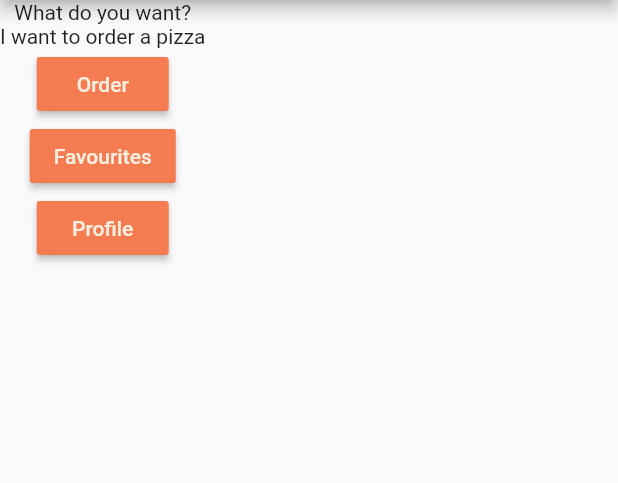
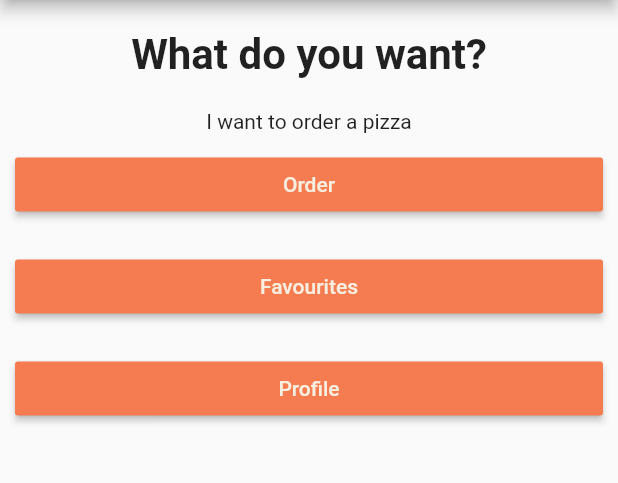
Before and after one commit to davidtengeri/pizza_delivery, a Flutter app: the screen it shows after launch, after a tap on "Order", on a phone screen of 412 x 824 dp, the part 84-567 px from its top. Run offline on Flutter 3.47's test engine with Material 2 defaults, Android fonts, the phone set to English and light mode, and no system bars.

Commit message:
Started to add menu

```diff
--- /dev/null
+++ b/lib/answer.dart
@@ -0,0 +1,26 @@
+import 'package:flutter/material.dart';
+import 'package:pizza_delivery/menu_item.dart';
+
+class Answer extends StatelessWidget {
+  final MenuItem item;
+
+  Answer({this.item});
+
+  String get text {
+    switch (item) {
+      case MenuItem.order:
+        return 'I want to order a pizza';
+      case MenuItem.favourites:
+        return 'I want to see my favourite pizzas';
+      case MenuItem.profile:
+        return 'I want to check my profile';
+      default:
+        return '';
+    }
+  }
+
+  @override
+  Widget build(BuildContext context) {
+    return Text(text);
+  }
+}
--- a/lib/main.dart
+++ b/lib/main.dart
@@ -1,6 +1,10 @@
 import 'package:flutter/material.dart';
+import 'package:pizza_delivery/answer.dart';
 
 import 'package:pizza_delivery/app_colors.dart';
+import 'package:pizza_delivery/main_menu.dart';
+import 'package:pizza_delivery/menu_item.dart';
+import 'package:pizza_delivery/question.dart';
 
 void main() => runApp(PizzaDeliveryApp());
 
@@ -31,18 +35,12 @@ class Home extends StatefulWidget {
 }
 
 class _HomeState extends State<Home> {
-  var options = [
-    'I want to order a pizza',
-    'I want to see my favourite pizzas',
-    'I want to check my profile',
-  ];
+  MenuItem selectedItem;
 
-  var currentIndex = 0;
-
-  void selectOption(int idx) {
+  void selectOption(MenuItem item) {
     setState(() {
-      currentIndex = idx;
-      print('Pressed $currentIndex');
+      selectedItem = item;
+      print('Pressed ${selectedItem.index}');
     });
   }
 
@@ -54,22 +52,9 @@ class _HomeState extends State<Home> {
       ),
       body: Column(
         children: <Widget>[
-          Text('What do you want?'),
-          Text(options[currentIndex]),
-          RaisedButton(
-            onPressed: () => selectOption(0),
-            child: Text('Order'),
-          ),
-          RaisedButton(
-            onPressed: () => selectOption(1),
-            child: Text('Favourites'),
-          ),
-          RaisedButton(
-            onPressed: () {
-              selectOption(2);
-            },
-            child: Text('Profile'),
-          ),
+          Question(),
+          Answer(item: selectedItem),
+          MainMenu(onOptionSelected: selectOption),
         ],
       ),
     );
--- /dev/null
+++ b/lib/main_menu.dart
@@ -0,0 +1,30 @@
+import 'package:flutter/material.dart';
+import 'package:pizza_delivery/menu_button.dart';
+import 'package:pizza_delivery/menu_item.dart';
+
+class MainMenu extends StatelessWidget {
+  final Function onOptionSelected;
+
+  MainMenu({@required this.onOptionSelected})
+      : assert(onOptionSelected != null);
+
+  @override
+  Widget build(BuildContext context) {
+    return Column(
+      children: <Widget>[
+        MenuButton(
+          onPressed: () => onOptionSelected(MenuItem.order),
+          text: 'Order',
+        ),
+        MenuButton(
+          onPressed: () => onOptionSelected(MenuItem.favourites),
+          text: 'Favourites',
+        ),
+        MenuButton(
+          onPressed: () => onOptionSelected(MenuItem.profile),
+          text: 'Profile',
+        ),
+      ],
+    );
+  }
+}
--- /dev/null
+++ b/lib/menu_button.dart
@@ -0,0 +1,20 @@
+import 'package:flutter/material.dart';
+
+class MenuButton extends StatelessWidget {
+  final Function onPressed;
+  final String text;
+
+  MenuButton({this.onPressed, this.text});
+
+  @override
+  Widget build(BuildContext context) {
+    return Container(
+      width: double.infinity,
+      padding: EdgeInsets.all(10),
+      child: RaisedButton(
+        onPressed: onPressed,
+        child: Text(text),
+      ),
+    );
+  }
+}
--- /dev/null
+++ b/lib/menu_item.dart
@@ -0,0 +1,5 @@
+enum MenuItem {
+  order,
+  favourites,
+  profile,
+}
--- /dev/null
+++ b/lib/question.dart
@@ -0,0 +1,19 @@
+import 'package:flutter/material.dart';
+
+class Question extends StatelessWidget {
+  @override
+  Widget build(BuildContext context) {
+    return Container(
+      width: double.infinity,
+      padding: EdgeInsets.all(20),
+      child: Text(
+        'What do you want?',
+        style: TextStyle(
+          fontSize: 28,
+          fontWeight: FontWeight.bold,
+        ),
+        textAlign: TextAlign.center,
+      ),
+    );
+  }
+}
--- a/pubspec.yaml
+++ b/pubspec.yaml
@@ -19,6 +19,7 @@ environment:
 dependencies:
   flutter:
     sdk: flutter
+  flutter_svg: ^0.17.3+1
 
   # The following adds the Cupertino Icons font to your application.
   # Use with the CupertinoIcons class for iOS style icons.
```
